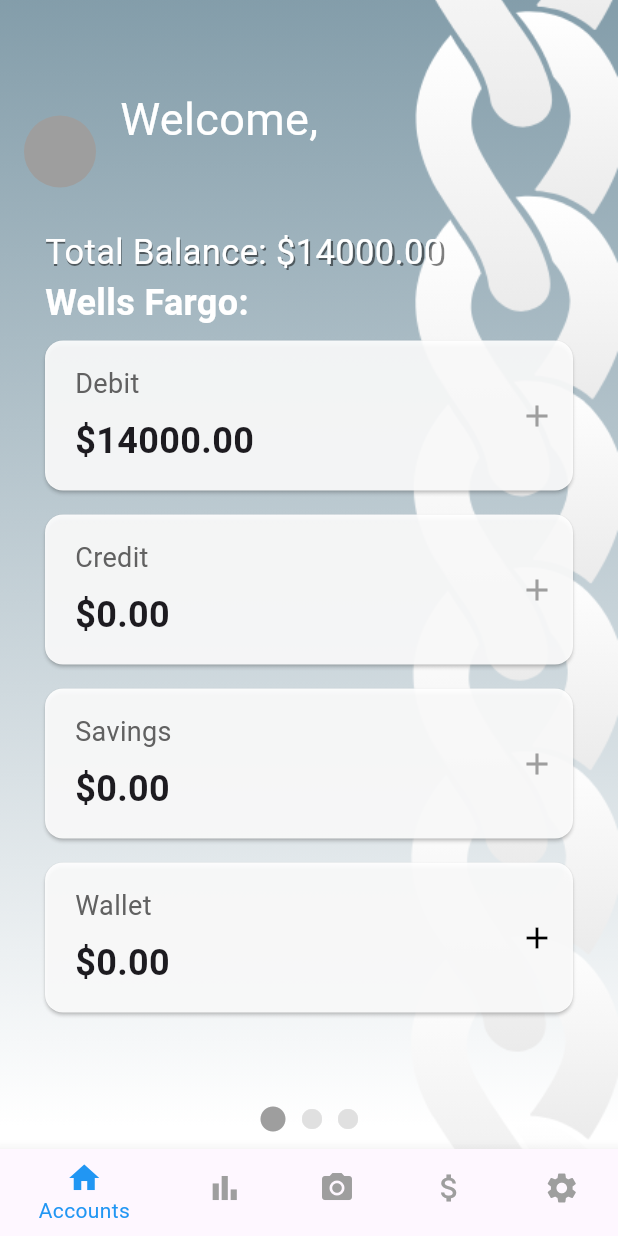
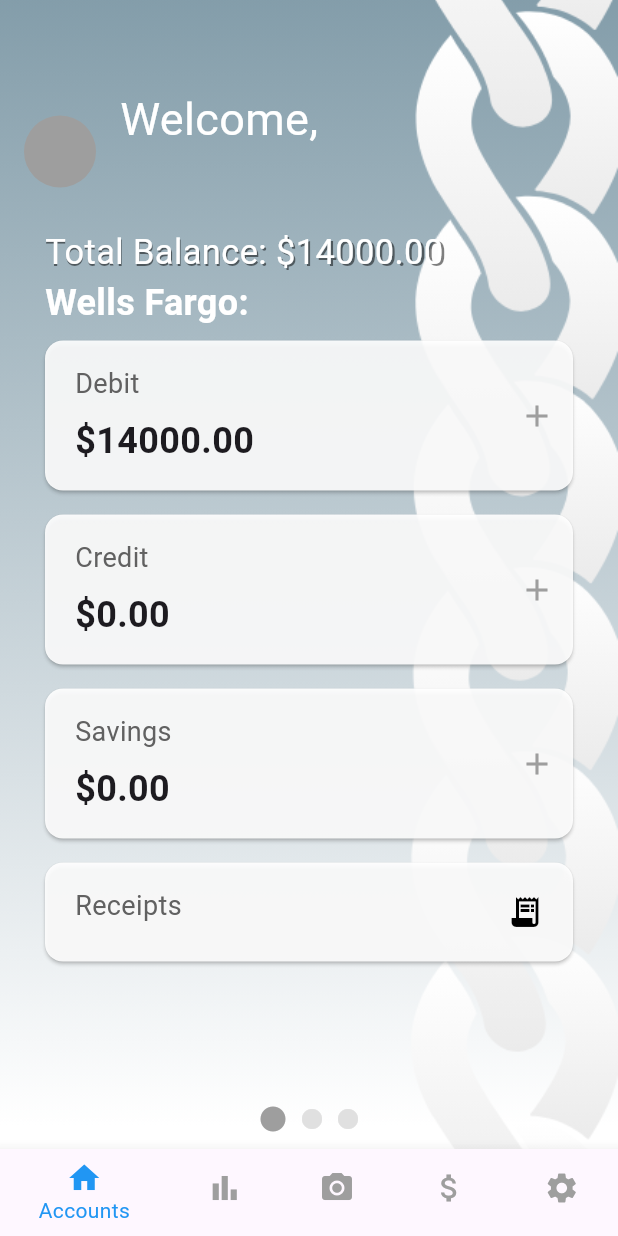
Before and after one commit to ALe-BD/fiscus, a Flutter app: the screen it shows once a user with an empty profile is signed in, on a phone screen of 412 x 824 dp. Run offline on Flutter 3.47's test engine with Material 3 defaults, Android fonts, the phone set to English and light mode, and no system bars; our stand-ins replace cloud_firestore, firebase_auth, firebase_core, fl_chart, image_picker, shared_preferences; accounts and stored records are empty.

Commit message:
homepage now will update as receipts are scanned

```diff
--- /dev/null
+++ b/lib/componets/receipts_card.dart
@@ -0,0 +1,71 @@
+import 'package:flutter/material.dart';
+import 'package:shared_preferences/shared_preferences.dart';
+import 'dart:convert';
+
+class ReceiptsCard extends StatefulWidget {
+  final String title;
+  final VoidCallback? onTap;
+
+  const ReceiptsCard({
+    required this.title,
+    this.onTap,
+  });
+
+  @override
+  _ReceiptsCardState createState() => _ReceiptsCardState();
+}
+
+class _ReceiptsCardState extends State<ReceiptsCard> {
+  List<String> _savedReceipts = [];
+
+  @override
+  void initState() {
+    super.initState();
+    _loadReceipts();
+  }
+
+  // Load receipts from SharedPreferences
+  Future<void> _loadReceipts() async {
+    SharedPreferences prefs = await SharedPreferences.getInstance();
+    List<String> savedReceipts = prefs.getStringList('receipts') ?? [];
+
+    setState(() {
+      _savedReceipts = savedReceipts;
+    });
+  }
+
+  @override
+  Widget build(BuildContext context) {
+    return Card(
+      margin: EdgeInsets.symmetric(vertical: 8.0),
+      color: Colors.white.withOpacity(0.9), // Slightly transparent
+      child: InkWell(
+        onTap: widget.onTap,
+        child: Padding(
+          padding: const EdgeInsets.symmetric(vertical: 16.0, horizontal: 20.0),
+          child: Row(
+            children: [
+              Expanded(
+                child: Column(
+                  crossAxisAlignment: CrossAxisAlignment.start,
+                  children: [
+                    Text(
+                      widget.title,
+                      style:
+                          TextStyle(fontSize: 18, color: Colors.grey.shade700),
+                    ),
+                    SizedBox(height: 8),
+                  ],
+                ),
+              ),
+              Icon(
+                Icons.receipt_long,
+                color: Colors.black, // Icon color
+              ),
+            ],
+          ),
+        ),
+      ),
+    );
+  }
+}
--- a/lib/screens/home_page.dart
+++ b/lib/screens/home_page.dart
@@ -3,6 +3,9 @@ import 'package:firebase_auth/firebase_auth.dart';
 import 'package:cloud_firestore/cloud_firestore.dart';
 import 'package:fiscus/componets/Account_Card.dart';
 import 'package:shared_preferences/shared_preferences.dart';
+import 'package:fiscus/componets/receipts_page.dart';
+import 'package:fiscus/componets/receipts_card.dart';
+import 'dart:convert';
 
 class HomePage extends StatefulWidget {
   @override
@@ -11,11 +14,24 @@ class HomePage extends StatefulWidget {
 
 class _HomePageState extends State<HomePage> {
   String _userName = 'Loading...';
-
+  List<Map<String, dynamic>> _receipts = [];
   @override
   void initState() {
     super.initState();
     _getUserName();
+  }
+
+  // Load the receipts from SharedPreferences
+  Future<void> _loadReceipts() async {
+    SharedPreferences prefs = await SharedPreferences.getInstance();
+    List<String> savedReceipts = prefs.getStringList('receipts') ?? [];
+
+    // Convert the list of string receipts back into List<Map<String, dynamic>>
+    setState(() {
+      _receipts = savedReceipts
+          .map((receipt) => json.decode(receipt) as Map<String, dynamic>)
+          .toList();
+    });
   }
 
   Future<void> _getUserName() async {
@@ -29,6 +45,19 @@ class _HomePageState extends State<HomePage> {
     }
   }
 
+  // Navigate to ReceiptsPage and pass a callback to reload receipts
+  void _viewReceipts() {
+    Navigator.push(
+      context,
+      MaterialPageRoute(
+        builder: (context) => ReceiptsPage(
+          onReceiptChanged:
+              _loadReceipts, // Pass the callback to reload receipts
+        ),
+      ),
+    );
+  }
+
   // Initialize account balances
   double debitBalance = 14000.0;
   double creditBalance = 0.0;
@@ -36,9 +65,10 @@ class _HomePageState extends State<HomePage> {
   double walletBalance = 0.0;
   double balance = 14000.0;
 
-  void totalBalanceCal(BuildContext context){
+  void totalBalanceCal(BuildContext context) {
     balance = debitBalance + walletBalance;
   }
+
   // Function to update account balances
   void _showAddMoneyDialog(BuildContext context) {
     final TextEditingController amountController = TextEditingController();
@@ -63,7 +93,8 @@ class _HomePageState extends State<HomePage> {
                 final enteredAmount = double.tryParse(amountController.text);
                 if (enteredAmount != null) {
                   setState(() {
-                    walletBalance += enteredAmount; // Update balance using setState
+                    walletBalance +=
+                        enteredAmount; // Update balance using setState
                   });
                   totalBalanceCal(context);
                 }
@@ -94,7 +125,8 @@ class _HomePageState extends State<HomePage> {
             children: [
               SizedBox(height: 50),
               Padding(
-                padding: const EdgeInsets.symmetric(horizontal: 16.0, vertical: 8.0),
+                padding:
+                    const EdgeInsets.symmetric(horizontal: 16.0, vertical: 8.0),
                 child: Row(
                   children: [
                     CircleAvatar(
@@ -132,7 +164,8 @@ class _HomePageState extends State<HomePage> {
                           style: TextStyle(
                             fontSize: 23.2,
 
-                            color: Colors.black.withOpacity(0.5), // Shadow color
+                            color:
+                                Colors.black.withOpacity(0.5), // Shadow color
                           ),
                         ),
                         // Foreground text
@@ -140,7 +173,6 @@ class _HomePageState extends State<HomePage> {
                           'Total Balance: \$${balance.toStringAsFixed(2)}',
                           style: TextStyle(
                             fontSize: 23,
-
                             color: Colors.white,
                           ),
                         ),
@@ -173,8 +205,8 @@ class _HomePageState extends State<HomePage> {
                       end: Alignment.bottomCenter,
                       colors: [
                         Colors.transparent, // Top fade
-                        Colors.black,       // Fully visible content
-                        Colors.black,       // Fully visible content
+                        Colors.black, // Fully visible content
+                        Colors.black, // Fully visible content
                         Colors.transparent, // Bottom fade
                       ],
                       stops: [0.0, 0.01, 0.99, 1.0], // Control the fade range
@@ -200,10 +232,9 @@ class _HomePageState extends State<HomePage> {
                               title: 'Savings',
                               amount: savingsBalance,
                             ),
-                            AccountCard(
-                              title: 'Wallet',
-                              amount: walletBalance,
-                              onAddMoney: () => _showAddMoneyDialog(context),
+                            ReceiptsCard(
+                              title: 'Receipts',
+                              onTap: _viewReceipts, // Navigate to ReceiptsPage
                             ),
                           ],
                         ),
```
Also changed, not shown: lib/componets/receipts_page.dart (added, +91 -0 lines), lib/screens/camera_page.dart (+60 -13 lines), pubspec.lock, 5 other files.
